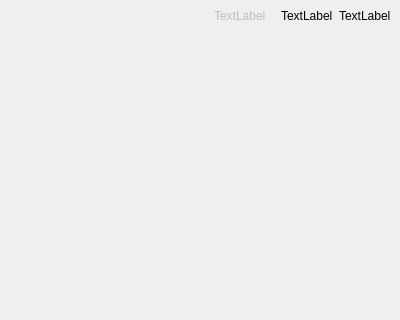
theCheeseboard/theZzz, file libthezzz/widgets/zzzreplyinspector.ui: the form before one commit; both pictures show x 0 to 400 and y 0 to 320 of the 400 by 498 pixel window.
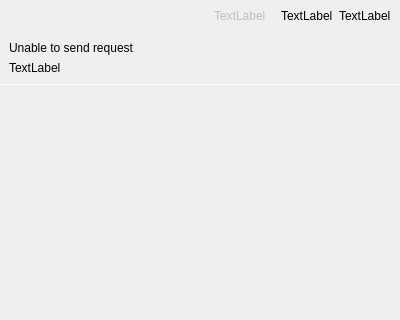
The form after the commit. Custom widgets are drawn as their Qt base class.

Diff of the .ui file:
```diff
--- a/libthezzz/widgets/zzzreplyinspector.ui
+++ b/libthezzz/widgets/zzzreplyinspector.ui
@@ -79,6 +79,45 @@
      </item>
     </layout>
    </item>
+   <item>
+    <widget class="QWidget" name="errorWidget" native="true">
+     <property name="autoFillBackground">
+      <bool>true</bool>
+     </property>
+     <layout class="QVBoxLayout" name="verticalLayout_3">
+      <item>
+       <widget class="tSubtitleLabel" name="subtitleLabel">
+        <property name="text">
+         <string>Unable to send request</string>
+        </property>
+       </widget>
+      </item>
+      <item>
+       <widget class="QLabel" name="errorText">
+        <property name="text">
+         <string notr="true">TextLabel</string>
+        </property>
+        <property name="wordWrap">
+         <bool>true</bool>
+        </property>
+       </widget>
+      </item>
+     </layout>
+    </widget>
+   </item>
+   <item>
+    <widget class="Line" name="singlePixelHorizontalLine">
+     <property name="maximumSize">
+      <size>
+       <width>16777215</width>
+       <height>1</height>
+      </size>
+     </property>
+     <property name="orientation">
+      <enum>Qt::Horizontal</enum>
+     </property>
+    </widget>
+   </item>
    <item>
     <layout class="QHBoxLayout" name="horizontalLayout">
      <property name="spacing">
@@ -128,6 +167,13 @@
    </item>
   </layout>
  </widget>
+ <customwidgets>
+  <customwidget>
+   <class>tSubtitleLabel</class>
+   <extends>QLabel</extends>
+   <header location="global">tsubtitlelabel.h</header>
+  </customwidget>
+ </customwidgets>
  <resources/>
  <connections/>
 </ui>
```
